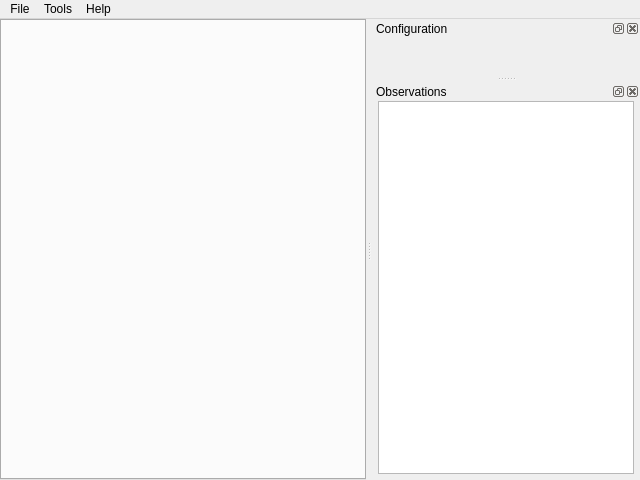
Before: the Qt Designer form apps/robot-map-gui/gui/CMainWindow.ui in MRPT/mrpt, drawn with Qt 5.
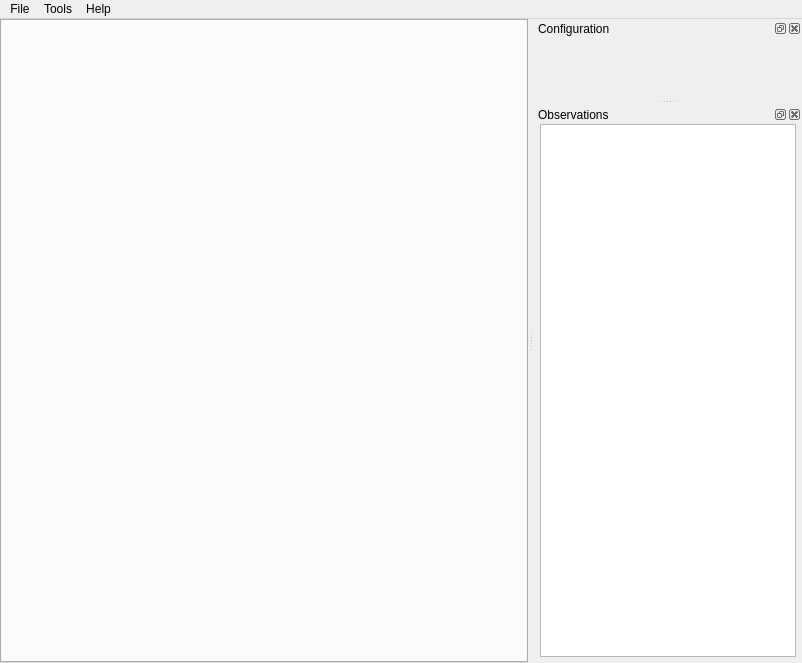
After: the same form once the commit is applied. Custom widgets are drawn as their Qt base class.

Commit message: robot-map-gui: show all robot poses on maps

What changed in the file:
```diff
--- a/apps/robot-map-gui/gui/CMainWindow.ui
+++ b/apps/robot-map-gui/gui/CMainWindow.ui
@@ -6,8 +6,8 @@
    <rect>
     <x>0</x>
     <y>0</y>
-    <width>640</width>
-    <height>480</height>
+    <width>802</width>
+    <height>663</height>
    </rect>
   </property>
   <property name="windowTitle">
@@ -40,7 +40,7 @@
     <rect>
      <x>0</x>
      <y>0</y>
-     <width>640</width>
+     <width>802</width>
      <height>19</height>
     </rect>
    </property>
```
Left out of the diff: 12 changed lines with no effect on the pictures. The commit also changes 7 other files.
